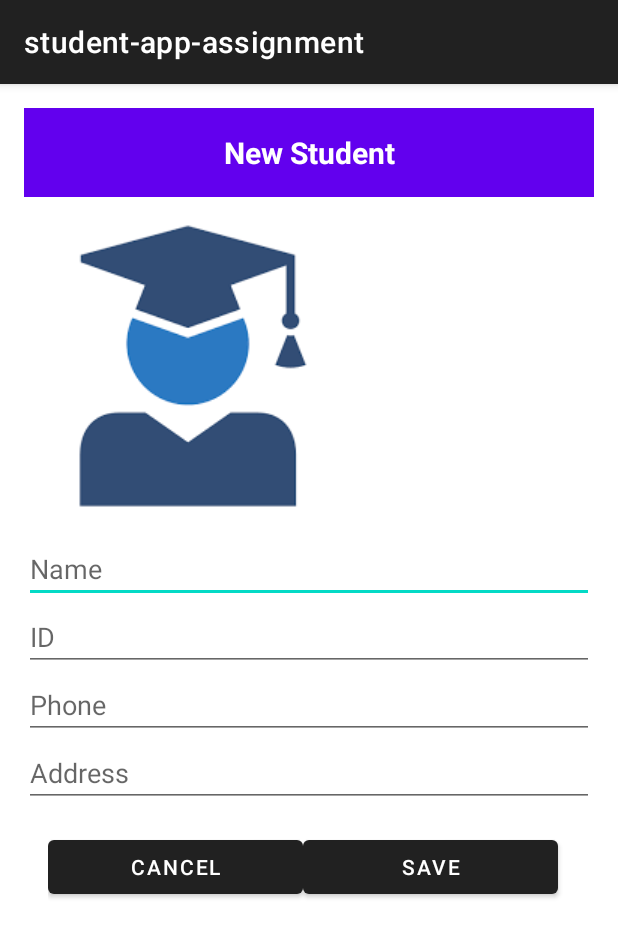
After one commit to ShadowJu/student-app-assignment, an Android app built with Jetpack Compose: the NewStudentActivity screen opened directly, with no data from a screen before it, on a phone screen of 412 x 824 dp. The commit adds this screen. Shown: the top 937 px of the screen. Run offline under Robolectric (Android 15) with nearby library versions, the phone set to English and light mode, and no system bars.

Commit message:
feat:adding create student

```diff
--- a/app/build.gradle.kts
+++ b/app/build.gradle.kts
@@ -6,12 +6,12 @@ plugins {
 
 android {
     namespace = "com.example.student_app_assignment"
-    compileSdk = 34
+    compileSdk = 35
 
     defaultConfig {
         applicationId = "com.example.student_app_assignment"
         minSdk = 24
-        targetSdk = 34
+        targetSdk = 35
         versionCode = 1
         versionName = "1.0"
 
@@ -49,6 +49,8 @@ dependencies {
     implementation(libs.androidx.ui.graphics)
     implementation(libs.androidx.ui.tooling.preview)
     implementation(libs.androidx.material3)
+    implementation(libs.androidx.recyclerview)
+    implementation(libs.material)
     testImplementation(libs.junit)
     androidTestImplementation(libs.androidx.junit)
     androidTestImplementation(libs.androidx.espresso.core)
--- a/app/src/main/AndroidManifest.xml
+++ b/app/src/main/AndroidManifest.xml
@@ -12,6 +12,11 @@
         android:supportsRtl="true"
         android:theme="@style/Theme.Studentappassignment"
         tools:targetApi="31">
+
+        <activity android:name=".NewStudentActivity"
+            android:theme="@style/AppTheme">
+        </activity>
+
         <activity
             android:name=".MainActivity"
             android:exported="true"
--- /dev/null
+++ b/app/src/main/java/com/example/student_app_assignment/Database.kt
@@ -0,0 +1,3 @@
+import com.example.studentsapp.Student
+
+object Database { val students = mutableListOf<Student>()}
--- /dev/null
+++ b/app/src/main/java/com/example/student_app_assignment/NewStudentActivity.kt
@@ -0,0 +1,31 @@
+package com.example.student_app_assignment
+
+import android.os.Bundle
+import android.util.Log
+import android.widget.Button
+import android.widget.EditText
+import androidx.appcompat.app.AppCompatActivity
+import com.example.studentsapp.Student
+
+class NewStudentActivity : AppCompatActivity() {
+
+    override fun onCreate(savedInstanceState: Bundle?) {
+        super.onCreate(savedInstanceState)
+        setContentView(R.layout.activity_add_student)
+
+        findViewById<Button>(R.id.addButton).setOnClickListener {
+            val id = findViewById<EditText>(R.id.idInput).text.toString()
+            val name = findViewById<EditText>(R.id.nameInput).text.toString()
+            val phone = findViewById<EditText>(R.id.phoneInput).text.toString()
+            val address = findViewById<EditText>(R.id.addressInput).text.toString()
+            val newStudent = Student(name, id, phone, address, false)
+            Database.students.add(newStudent)
+            Database.students.forEach { student -> Log.d("Database", "Student: ${student.name}, ID: ${student.id}, Phone: ${student.phone}, address: ${student.address}, Checked: ${student.isChecked}")}
+            finish()
+        }
+
+        findViewById<Button>(R.id.cancelButton).setOnClickListener {
+            finish()
+        }
+    }
+}
--- /dev/null
+++ b/app/src/main/res/layout/activity_add_student.xml
@@ -0,0 +1,75 @@
+<LinearLayout xmlns:android="http://schemas.android.com/apk/res/android"
+    android:layout_width="match_parent"
+    android:layout_height="match_parent"
+    android:orientation="vertical"
+    android:padding="16dp">
+
+    <TextView
+        android:id="@+id/bannerText"
+        android:layout_width="match_parent"
+        android:layout_height="wrap_content"
+        android:background="@color/purple_500"
+        android:gravity="center"
+        android:padding="16dp"
+        android:text="New Student"
+        android:textColor="@android:color/white"
+        android:textSize="20sp"
+        android:textStyle="bold" />
+
+    <ImageView
+        android:id="@+id/imageView"
+        android:layout_width="wrap_content"
+        android:layout_height="wrap_content"
+        android:src="@drawable/studnet"
+        android:contentDescription="Description of image"
+        android:layout_centerHorizontal="true" />
+
+    <com.google.android.material.textfield.TextInputEditText
+        android:id="@+id/nameInput"
+        android:layout_width="match_parent"
+        android:layout_height="wrap_content"
+        android:hint="Name" />
+
+    <com.google.android.material.textfield.TextInputEditText
+        android:id="@+id/idInput"
+        android:layout_width="match_parent"
+        android:layout_height="wrap_content"
+        android:hint="ID" />
+
+    <com.google.android.material.textfield.TextInputEditText
+        android:id="@+id/phoneInput"
+        android:layout_width="match_parent"
+        android:layout_height="wrap_content"
+        android:hint="Phone" />
+
+    <com.google.android.material.textfield.TextInputEditText
+        android:id="@+id/addressInput"
+        android:layout_width="match_parent"
+        android:layout_height="wrap_content"
+        android:hint="Address" />
+
+    <LinearLayout
+        android:layout_width="match_parent"
+        android:layout_height="wrap_content"
+        android:orientation="horizontal"
+        android:gravity="center"
+        android:padding="16dp"
+        android:weightSum="2">
+
+        <com.google.android.material.button.MaterialButton
+            android:id="@+id/cancelButton"
+            android:layout_width="0dp"
+            android:layout_height="wrap_content"
+            android:layout_weight="1"
+            android:text="CANCEL" />
+
+        <com.google.android.material.button.MaterialButton
+            android:id="@+id/addButton"
+            android:layout_width="0dp"
+            android:layout_height="wrap_content"
+            android:layout_weight="1"
+            android:layout_marginEnd="8dp"
+            android:text="SAVE" />
+    </LinearLayout>
+
+</LinearLayout>
--- a/app/src/main/res/values/themes.xml
+++ b/app/src/main/res/values/themes.xml
@@ -1,5 +1,7 @@
 <?xml version="1.0" encoding="utf-8"?>
 <resources>
-
-    <style name="Theme.Studentappassignment" parent="android:Theme.Material.Light.NoActionBar" />
+    <style name="Theme.Studentappassignment" parent="Theme.AppCompat.Light.DarkActionBar">
+    </style>
+    <style name="AppTheme" parent="Theme.MaterialComponents.Light.DarkActionBar">
+    </style>
 </resources>
--- a/gradle/libs.versions.toml
+++ b/gradle/libs.versions.toml
@@ -8,6 +8,8 @@ espressoCore = "3.6.1"
 lifecycleRuntimeKtx = "2.8.7"
 activityCompose = "1.9.3"
 composeBom = "2024.04.01"
+recyclerview = "1.3.2"
+material = "1.12.0"
 
 [libraries]
 androidx-core-ktx = { group = "androidx.core", name = "core-ktx", version.ref = "coreKtx" }
@@ -24,6 +26,8 @@ androidx-ui-tooling-preview = { group = "androidx.compose.ui", name = "ui-toolin
 androidx-ui-test-manifest = { group = "androidx.compose.ui", name = "ui-test-manifest" }
 androidx-ui-test-junit4 = { group = "androidx.compose.ui", name = "ui-test-junit4" }
 androidx-material3 = { group = "androidx.compose.material3", name = "material3" }
+androidx-recyclerview = { group = "androidx.recyclerview", name = "recyclerview", version.ref = "recyclerview" }
+material = { group = "com.google.android.material", name = "material", version.ref = "material" }
 
 [plugins]
 android-application = { id = "com.android.application", version.ref = "agp" }
```
Also changed, not shown: app/src/main/java/com/example/student_app_assignment/MainActivity.kt (+12 -36 lines), app/src/main/java/com/example/student_app_assignment/Student.kt (added, +10 -0 lines), app/src/main/res/drawable/ic_add.xml (added, +9 -0 lines), app/src/main/res/layout/activity_main.xml (added, +37 -0 lines), app/src/main/res/drawable/studnet.png (added).
